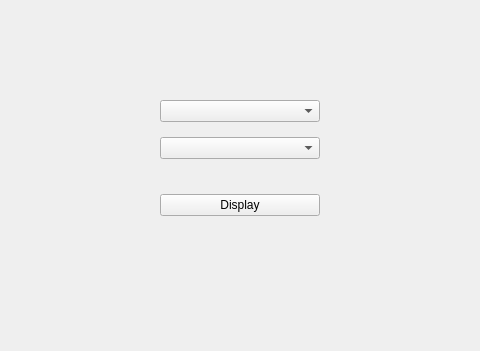
First picture: the form in form.ui, repository w3rr0/Arduino-screen, before the edit; both pictures show x 150 to 630 and y 249 to 600 of the 800 by 600 pixel window.
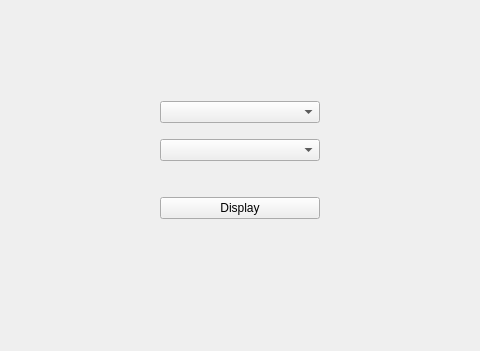
Second picture: the form after the edit.

Commit message: match displayed font with screen on arduino

```diff
--- a/form.ui
+++ b/form.ui
@@ -10,6 +10,11 @@
     <height>600</height>
    </rect>
   </property>
+  <property name="font">
+   <font>
+    <family>GB18030 Bitmap</family>
+   </font>
+  </property>
   <property name="windowTitle">
    <string>Widget</string>
   </property>
@@ -29,15 +34,27 @@
      <x>310</x>
      <y>340</y>
      <width>160</width>
-     <height>136</height>
+     <height>138</height>
     </rect>
    </property>
    <layout class="QVBoxLayout" name="verticalLayout">
     <item>
-     <widget class="QComboBox" name="upper"/>
+     <widget class="QComboBox" name="upper">
+      <property name="font">
+       <font>
+        <family>Microsoft Sans Serif</family>
+       </font>
+      </property>
+     </widget>
     </item>
     <item>
-     <widget class="QComboBox" name="lower"/>
+     <widget class="QComboBox" name="lower">
+      <property name="font">
+       <font>
+        <family>Microsoft Sans Serif</family>
+       </font>
+      </property>
+     </widget>
     </item>
     <item>
      <spacer name="horizontalSpacer">
@@ -54,6 +71,11 @@
     </item>
     <item>
      <widget class="QPushButton" name="display">
+      <property name="font">
+       <font>
+        <family>Microsoft Sans Serif</family>
+       </font>
+      </property>
       <property name="text">
        <string>Display</string>
       </property>
```
Left out of the diff: 15 changed lines with no effect on the pictures.
